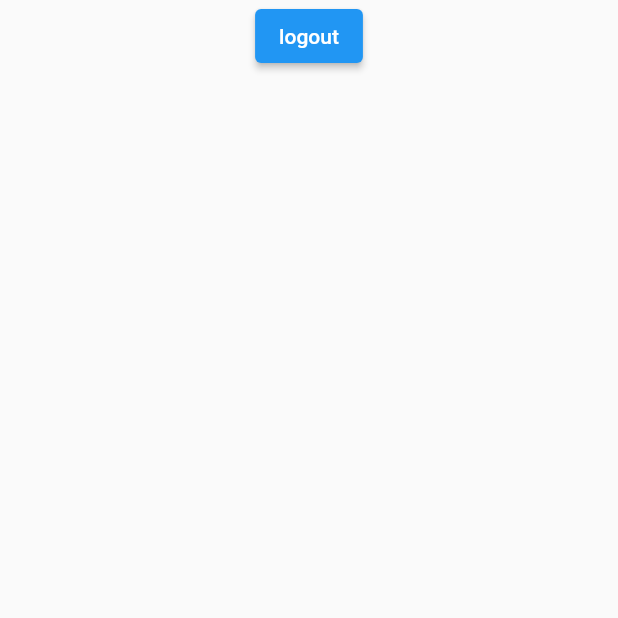
After one commit to krifin/flutter-app-native, a Flutter app: the MyHome1 screen opened by its route, on a phone screen of 412 x 824 dp, the top half of it. The commit adds this screen. Run offline on Flutter 3.47's test engine with Material 2 defaults, Android fonts, the phone set to English and light mode, and no system bars; our stand-ins replace cloud_firestore, firebase_auth, firebase_core, webview_flutter; missing offline and left inert: walletconnect_dart; accounts and stored records are empty.

Commit message:
autologin addded

```diff
--- /dev/null
+++ b/lib/homeAfterLogin.dart
@@ -0,0 +1,32 @@
+import 'package:firebase_auth/firebase_auth.dart';
+import 'package:flutter/material.dart';
+
+class MyHome1 extends StatefulWidget {
+  const MyHome1({Key? key}) : super(key: key);
+
+  @override
+  State<MyHome1> createState() => _MyHome1State();
+}
+
+class _MyHome1State extends State<MyHome1> {
+  @override
+  Widget build(BuildContext context) {
+    return Scaffold(
+      body: Container(
+        child: Center(
+          child: Column(
+            children: [
+              ElevatedButton(
+                  onPressed: () async {
+                    await FirebaseAuth.instance.signOut();
+                    Navigator.pushNamedAndRemoveUntil(
+                        context, "home", (route) => false);
+                  },
+                  child: Text("logout"))
+            ],
+          ),
+        ),
+      ),
+    );
+  }
+}
--- a/lib/main.dart
+++ b/lib/main.dart
@@ -5,6 +5,7 @@ import 'package:flutterapp/connect.dart';
 import 'package:flutterapp/emailLogin.dart';
 
 import 'package:flutterapp/home.dart';
+import 'package:flutterapp/homeAfterLogin.dart';
 import 'package:flutterapp/splash.dart';
 
 import 'package:flutterapp/webP.dart';
@@ -24,6 +25,7 @@ void main() async {
       'connectnew': (context) => ConnectNew(),
       'emailLogin': (context) => EmailLogin(),
       'emailSignup': (context) => EmailSignup(),
+      'home1': (context) => MyHome1()
     },
   ));
 }
```
Also changed, not shown: lib/connect.dart (+12 -14 lines), lib/splash.dart (+26 -6 lines), package-lock.json (added).
